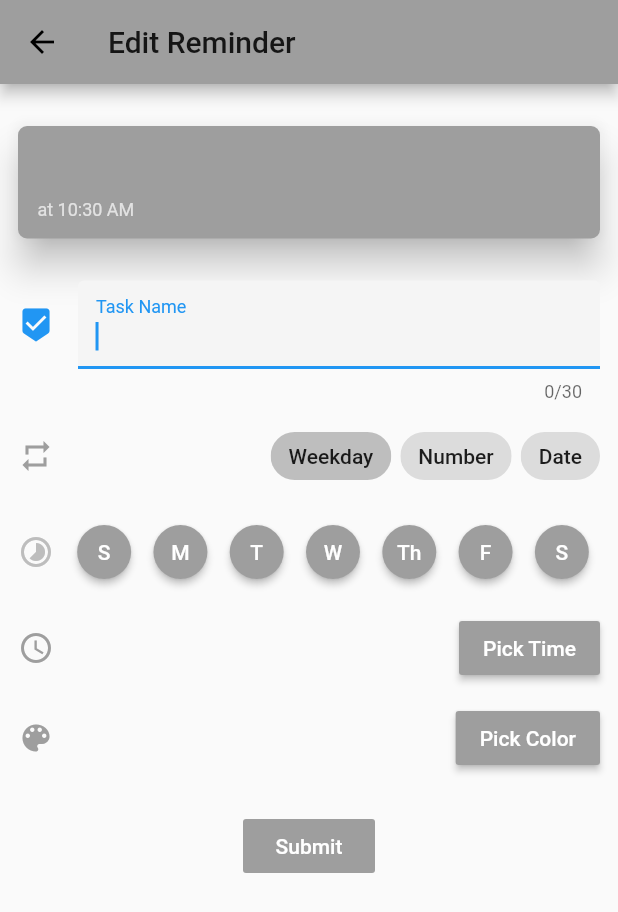
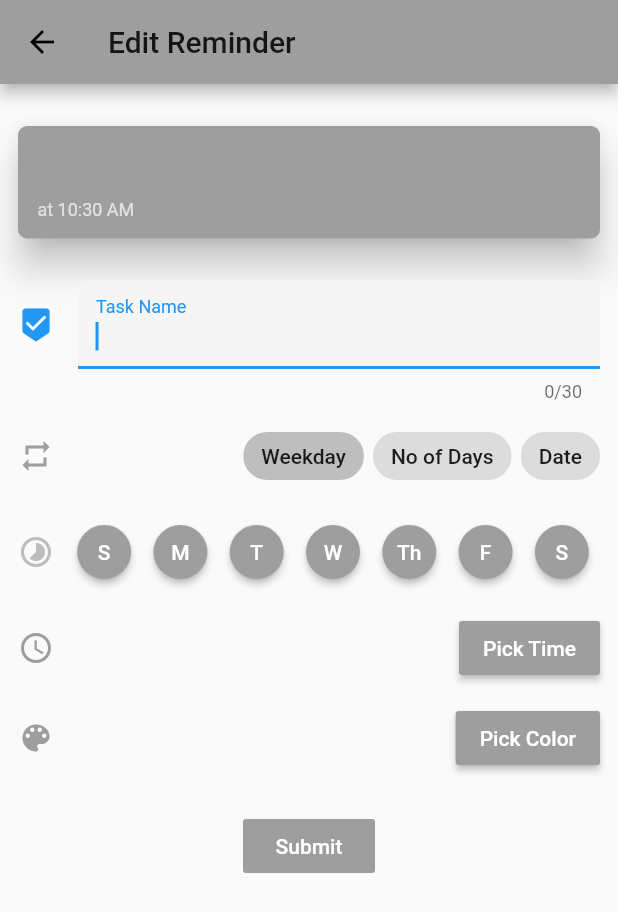
Before and after one commit to SamarthDesai01/RepeatMe, a Flutter app: the EditTask screen opened directly with empty values, on a phone screen of 412 x 824 dp. Shown: the top 912 px of the screen. Run offline on Flutter 3.47's test engine with Material 2 defaults, Android fonts, the phone set to English and light mode, and no system bars; our stand-ins replace flutter_local_notifications, shared_preferences; missing offline and left inert: flutter_material_color_picker; accounts and stored records are empty.

Commit message:
working edit mode

```diff
--- a/lib/views/add_task.dart
+++ b/lib/views/add_task.dart
@@ -347,8 +347,6 @@ class _AddTaskState extends State<AddTask> {
       //Generate the weekday picker subtext on redraw if weekdays option is selected
       _currentTaskSubTextNoTime = picker.getWeekdayString();
       updateSubText();
-    } else if (_choiceChipValue == 1) {
-      _currentTaskSubText;
     }
 
     return Theme(
@@ -427,7 +425,7 @@ class _AddTaskState extends State<AddTask> {
                   ),
                   new ChoiceChip(
                     //Number Chip
-                    label: Text('Number'),
+                    label: Text('No of Days'),
                     selected: _choiceChipValue == _numberChipIndex,
                     onSelected: (bool selected) {
                       setState(() {
--- a/lib/views/edit_task.dart
+++ b/lib/views/edit_task.dart
@@ -28,6 +28,7 @@ class _EditTaskState extends State<EditTask> {
 
   _EditTaskState(this._remainder);
   TextEditingController _controller;
+  TextEditingController _controllerRepeatEvery;
 
   String _currentTaskName;// = _remainder.cardTitle; //Card title
   String _currentTaskSubText; //Card subtext
@@ -103,7 +104,7 @@ class _EditTaskState extends State<EditTask> {
   Future<Null> _selectDate(BuildContext context, int remindType) async {
     final DateTime picked = await showDatePicker(
       context: context,
-      initialDate: DateTime.now().add(Duration(days: 1)),
+      initialDate: _whenToRepeat,
       firstDate: DateTime.now(),
       lastDate: DateTime.now().add(Duration(days: 365)),
     );
@@ -251,6 +252,7 @@ class _EditTaskState extends State<EditTask> {
           Expanded(
             child: TextField(
               //Repeat Days entry field
+              controller: _controllerRepeatEvery,
               keyboardType: TextInputType.numberWithOptions(signed: false, decimal: false),
               maxLength: 3,
               maxLengthEnforced: true,
@@ -334,17 +336,21 @@ class _EditTaskState extends State<EditTask> {
     _currentTaskSubTextNoTime = '';
     _previewCardColor = _remainder.cardColor; //The default theme color
     _previewCardAccent = Colors.white10; //Set to transparent white so InkWells for all taps look normal
-    _choiceChipValue = 0; //Set to 0, so that the weekday chip is enabled by default
+    _choiceChipValue = _remainder.reminderType;//Set to 0, so that the weekday chip is enabled by default
 
     picker.resetState();
     picker.reloadState(_remainder.enabledDays);
-    // picker.reDraw(_previewCardColor); //Redraw the picker with enabled
+    picker.reDraw(_previewCardColor); //Redraw the picker with enabled
 
     _repeatEveryIcon = Colors.grey;
     _enabledDays = _remainder.enabledDays;
     _repeatStartDate = _remainder.repeatStartDate;
     _reminderTime = _remainder.reminderTime;
     _timeFromPicker = TimeOfDay(hour: _remainder.reminderTime.hour, minute: _remainder.reminderTime.minute);
+    _repeatEveryNumber=_remainder.repeatEvery;
+    _whenToRepeat=_remainder.specificDate;
+    _controllerRepeatEvery = new TextEditingController(text:_remainder.repeatEvery.toString());
+
     getReminders(); //Update our reminders array to add to later on
 
     super.initState();
@@ -356,8 +362,6 @@ class _EditTaskState extends State<EditTask> {
       //Generate the weekday picker subtext on redraw if weekdays option is selected
       _currentTaskSubTextNoTime = picker.getWeekdayString();
       updateSubText();
-    } else if (_choiceChipValue == 1) {
-      _currentTaskSubText;
     }
 
     return Theme(
@@ -437,7 +441,7 @@ class _EditTaskState extends State<EditTask> {
                   ),
                   new ChoiceChip(
                     //Number Chip
-                    label: Text('Number'),
+                    label: Text('No of Days'),
                     selected: _choiceChipValue == _numberChipIndex,
                     onSelected: (bool selected) {
                       setState(() {
```
